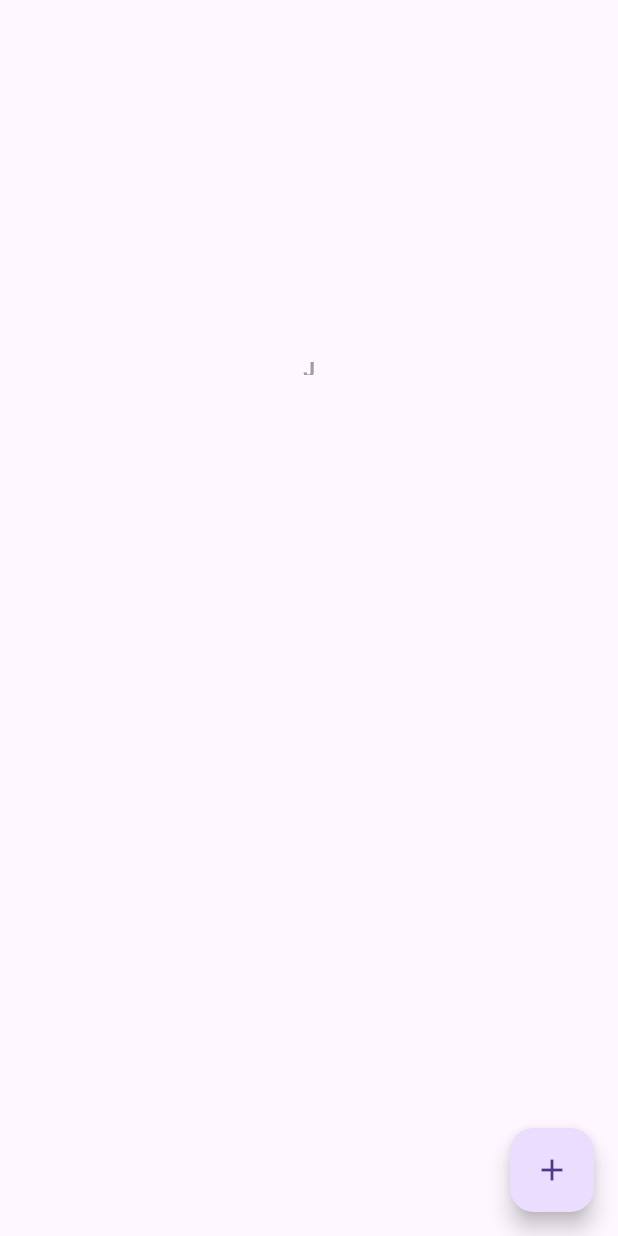
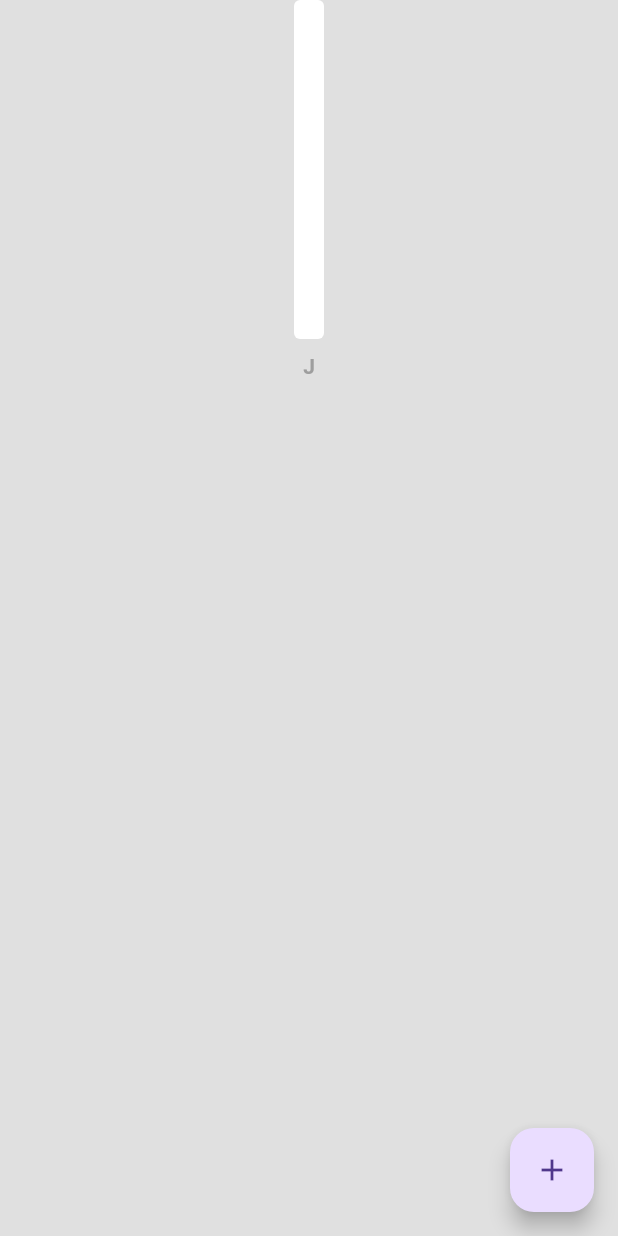
Before and after one commit to thales-vicente/expense-tracker, a Flutter app: the screen it shows after launch, on a phone screen of 412 x 824 dp. Run offline on Flutter 3.47's test engine with Material 3 defaults, Android fonts, the phone set to English and light mode, and no system bars; drawn by our look-alikes of fl_chart; our stand-ins replace flutter_slidable, isar; accounts and stored records are empty; generated files the repository leaves out were written again.

Commit message:
Enhance bar graph functionality

```diff
--- a/lib/bar graph/bar_graph.dart
+++ b/lib/bar graph/bar_graph.dart
@@ -28,37 +28,85 @@ class _MyBarGraphState extends State<MyBarGraph> {
     );
   }
 
+  // TODO calculate max for upper limit of graph
+  double calculateMax(){
+    // TODO initially, set it at 500, but adjust if spending is pas this amount
+    double max = 500;
+
+    // TODO get the mount with the highest amount
+    widget.monthlySummary.sort();
+    // TODO increase the upper limit by a bit
+    max = widget.monthlySummary.last * 1.05;
+
+    if (max < 500){
+      return 500;
+    }
+    return max;
+  }
+
   @override
   Widget build(BuildContext context) {
     //TODO initialize upon build
     initializeBarData();
 
-    return BarChart(
+    // TODO bar dimension sizes
+    double barWidth = 20;
+    double spaceBetweenBars = 15;
+
+    return SingleChildScrollView(
+      scrollDirection: Axis.horizontal,
+      child: Padding(
+        padding: const EdgeInsets.symmetric(horizontal: 25.0),
+        child: SizedBox(
+          width:
+              barWidth * barData.length + spaceBetweenBars * (barData.length - 1),
+          child: BarChart(
             BarChartData(
               minY: 0,
-        maxY: 100,
+              maxY: calculateMax(),
               gridData: const FlGridData(show: false),
               borderData: FlBorderData(show: false),
               titlesData: const FlTitlesData(
                 show: true,
                 topTitles: AxisTitles(sideTitles: SideTitles(showTitles: false)),
                 leftTitles: AxisTitles(sideTitles: SideTitles(showTitles: false)),
-          rightTitles: AxisTitles(sideTitles: SideTitles(showTitles: false)),
+                rightTitles: AxisTitles(
+                  sideTitles: SideTitles(showTitles: false),
+                ),
                 bottomTitles: AxisTitles(
                   sideTitles: SideTitles(
                     showTitles: true,
                     getTitlesWidget: getBottomTitles,
+                    reservedSize: 24,
                   ),
                 ),
               ),
-        barGroups: barData.map(
+              barGroups:
+                  barData
+                      .map(
                         (data) => BarChartGroupData(
                           x: data.x,
                           barRods: [
-                BarChartRodData(toY: data.y),
+                            BarChartRodData(
+                              toY: data.y,
+                              width: barWidth,
+                              borderRadius: BorderRadius.circular(4),
+                              color: Colors.grey.shade800,
+                              backDrawRodData: BackgroundBarChartRodData(
+                                show: true,
+                                toY: calculateMax(),
+                                color: Colors.white,
+                              ),
+                            ),
                           ],
                         ),
-        ).toList()
+                      )
+                      .toList(),
+              alignment: BarChartAlignment.center,
+              groupsSpace: spaceBetweenBars,
+            ),
+          ),
+        ),
       ),
     );
   }
@@ -73,7 +121,7 @@ Widget getBottomTitles(double value, TitleMeta meta) {
   );
 
   String text;
-  switch (value.toInt()) {
+  switch (value.toInt() % 12) {
     case 0:
       text = 'J';
       break;
@@ -115,5 +163,5 @@ Widget getBottomTitles(double value, TitleMeta meta) {
       break;
   }
 
-  return SideTitleWidget(child: Text(text, style: textstyle,), meta: meta);
+  return SideTitleWidget(child: Text(text, style: textstyle), meta: meta);
 }
--- a/lib/pages/home_page.dart
+++ b/lib/pages/home_page.dart
@@ -153,6 +153,7 @@ class _HomePageState extends State<HomePage> {
 
         // TODO return ui
         return Scaffold(
+          backgroundColor: Colors.grey.shade300,
           floatingActionButton: FloatingActionButton(
             onPressed: openNewExpenseBox,
             child: const Icon(Icons.add),
```
Lines whose indentation alone changed are shown as unchanged.
